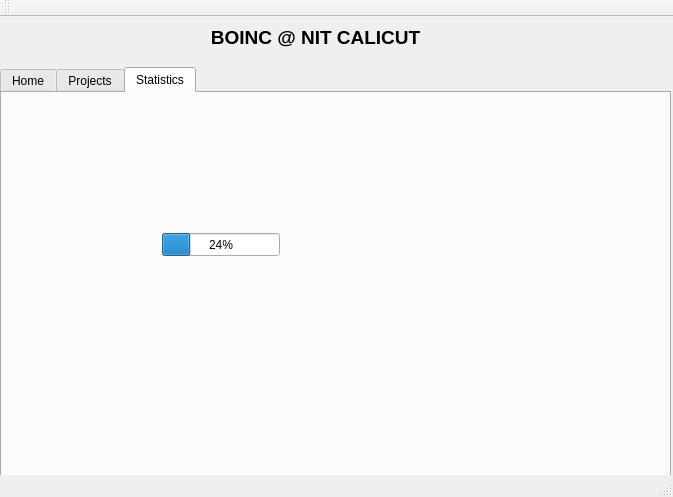
godlytalias/BOINC, file BOINC GUI/boincmanager.ui: the form before one commit.
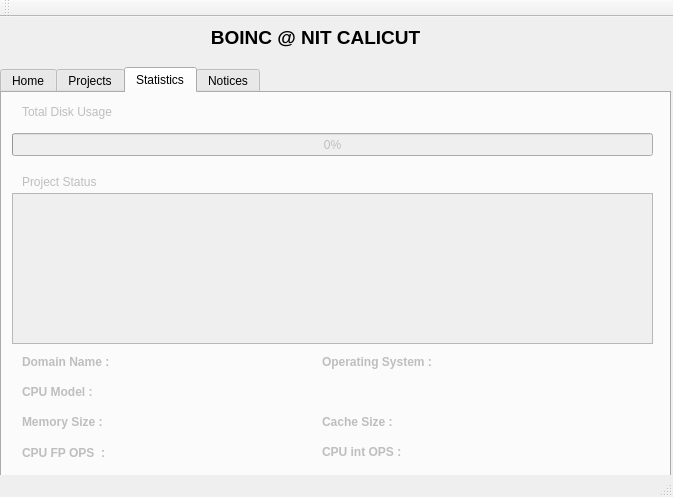
The form after the commit. The open tabs and pages were chosen to show the change.

Commit message: Added statistics & notices

Diff of the .ui file:
```diff
--- a/BOINC GUI/boincmanager.ui
+++ b/BOINC GUI/boincmanager.ui
@@ -420,20 +420,310 @@
      </widget>
     </widget>
     <widget class="QWidget" name="tab_3">
+     <property name="enabled">
+      <bool>false</bool>
+     </property>
      <attribute name="title">
       <string>Statistics</string>
      </attribute>
      <widget class="QProgressBar" name="progressBar">
       <property name="geometry">
        <rect>
-        <x>160</x>
-        <y>140</y>
-        <width>118</width>
+        <x>10</x>
+        <y>40</y>
+        <width>641</width>
         <height>23</height>
        </rect>
       </property>
       <property name="value">
-       <number>24</number>
+       <number>0</number>
+      </property>
+     </widget>
+     <widget class="QLabel" name="label_9">
+      <property name="geometry">
+       <rect>
+        <x>20</x>
+        <y>10</y>
+        <width>121</width>
+        <height>17</height>
+       </rect>
+      </property>
+      <property name="text">
+       <string>Total Disk Usage</string>
+      </property>
+     </widget>
+     <widget class="QLabel" name="label_11">
+      <property name="geometry">
+       <rect>
+        <x>20</x>
+        <y>260</y>
+        <width>111</width>
+        <height>17</height>
+       </rect>
+      </property>
+      <property name="font">
+       <font>
+        <weight>75</weight>
+        <bold>true</bold>
+       </font>
+      </property>
+      <property name="text">
+       <string>Domain Name :</string>
+      </property>
+     </widget>
+     <widget class="QLabel" name="domname">
+      <property name="geometry">
+       <rect>
+        <x>130</x>
+        <y>260</y>
+        <width>111</width>
+        <height>17</height>
+       </rect>
+      </property>
+      <property name="text">
+       <string/>
+      </property>
+     </widget>
+     <widget class="QLabel" name="label_12">
+      <property name="geometry">
+       <rect>
+        <x>320</x>
+        <y>260</y>
+        <width>141</width>
+        <height>17</height>
+       </rect>
+      </property>
+      <property name="font">
+       <font>
+        <weight>75</weight>
+        <bold>true</bold>
+       </font>
+      </property>
+      <property name="text">
+       <string>Operating System :</string>
+      </property>
+     </widget>
+     <widget class="QLabel" name="os">
+      <property name="geometry">
+       <rect>
+        <x>460</x>
+        <y>260</y>
+        <width>201</width>
+        <height>16</height>
+       </rect>
+      </property>
+      <property name="text">
+       <string/>
+      </property>
+     </widget>
+     <widget class="QLabel" name="label_13">
+      <property name="geometry">
+       <rect>
+        <x>20</x>
+        <y>290</y>
+        <width>91</width>
+        <height>17</height>
+       </rect>
+      </property>
+      <property name="font">
+       <font>
+        <weight>75</weight>
+        <bold>true</bold>
+       </font>
+      </property>
+      <property name="text">
+       <string>CPU Model :</string>
+      </property>
+     </widget>
+     <widget class="QLabel" name="cpu">
+      <property name="geometry">
+       <rect>
+        <x>120</x>
+        <y>290</y>
+        <width>531</width>
+        <height>17</height>
+       </rect>
+      </property>
+      <property name="text">
+       <string/>
+      </property>
+     </widget>
+     <widget class="QLabel" name="label_14">
+      <property name="geometry">
+       <rect>
+        <x>20</x>
+        <y>320</y>
+        <width>101</width>
+        <height>17</height>
+       </rect>
+      </property>
+      <property name="font">
+       <font>
+        <weight>75</weight>
+        <bold>true</bold>
+       </font>
+      </property>
+      <property name="text">
+       <string>Memory Size :</string>
+      </property>
+     </widget>
+     <widget class="QLabel" name="label_15">
+      <property name="geometry">
+       <rect>
+        <x>320</x>
+        <y>320</y>
+        <width>91</width>
+        <height>17</height>
+       </rect>
+      </property>
+      <property name="font">
+       <font>
+        <weight>75</weight>
+        <bold>true</bold>
+       </font>
+      </property>
+      <property name="text">
+       <string>Cache Size :</string>
+      </property>
+     </widget>
+     <widget class="QLabel" name="memory">
+      <property name="geometry">
+       <rect>
+        <x>120</x>
+        <y>320</y>
+        <width>181</width>
+        <height>17</height>
+       </rect>
+      </property>
+      <property name="text">
+       <string/>
+      </property>
+     </widget>
+     <widget class="QLabel" name="cache">
+      <property name="geometry">
+       <rect>
+        <x>410</x>
+        <y>320</y>
+        <width>191</width>
+        <height>17</height>
+       </rect>
+      </property>
+      <property name="text">
+       <string/>
+      </property>
+     </widget>
+     <widget class="QLabel" name="label_16">
+      <property name="geometry">
+       <rect>
+        <x>20</x>
+        <y>350</y>
+        <width>101</width>
+        <height>20</height>
+       </rect>
+      </property>
+      <property name="font">
+       <font>
+        <weight>75</weight>
+        <bold>true</bold>
+       </font>
+      </property>
+      <property name="text">
+       <string>CPU FP OPS  :</string>
+      </property>
+     </widget>
+     <widget class="QLabel" name="fp">
+      <property name="geometry">
+       <rect>
+        <x>120</x>
+        <y>350</y>
+        <width>181</width>
+        <height>17</height>
+       </rect>
+      </property>
+      <property name="text">
+       <string/>
+      </property>
+     </widget>
+     <widget class="QLabel" name="label_17">
+      <property name="geometry">
+       <rect>
+        <x>320</x>
+        <y>350</y>
+        <width>101</width>
+        <height>17</height>
+       </rect>
+      </property>
+      <property name="font">
+       <font>
+        <weight>75</weight>
+        <bold>true</bold>
+       </font>
+      </property>
+      <property name="text">
+       <string>CPU int OPS :</string>
+      </property>
+     </widget>
+     <widget class="QLabel" name="int_2">
+      <property name="geometry">
+       <rect>
+        <x>420</x>
+        <y>350</y>
+        <width>231</width>
+        <height>17</height>
+       </rect>
+      </property>
+      <property name="text">
+       <string/>
+      </property>
+     </widget>
+     <widget class="QTextEdit" name="textEdit_2">
+      <property name="geometry">
+       <rect>
+        <x>10</x>
+        <y>100</y>
+        <width>641</width>
+        <height>151</height>
+       </rect>
+      </property>
+      <property name="readOnly">
+       <bool>true</bool>
+      </property>
+     </widget>
+     <widget class="QLabel" name="label_18">
+      <property name="geometry">
+       <rect>
+        <x>20</x>
+        <y>80</y>
+        <width>111</width>
+        <height>17</height>
+       </rect>
+      </property>
+      <property name="text">
+       <string>Project Status</string>
+      </property>
+     </widget>
+    </widget>
+    <widget class="QWidget" name="tab_4">
+     <property name="enabled">
+      <bool>false</bool>
+     </property>
+     <attribute name="title">
+      <string>Notices</string>
+     </attribute>
+     <widget class="QTextEdit" name="notices">
+      <property name="geometry">
+       <rect>
+        <x>10</x>
+        <y>10</y>
+        <width>651</width>
+        <height>361</height>
+       </rect>
+      </property>
+      <property name="readOnly">
+       <bool>true</bool>
+      </property>
+      <property name="textInteractionFlags">
+       <set>Qt::LinksAccessibleByMouse|Qt::TextSelectableByMouse</set>
       </property>
      </widget>
     </widget>
```
Left out of the diff: 31 changed lines with no effect on the pictures. The commit also changes 2 other files.
